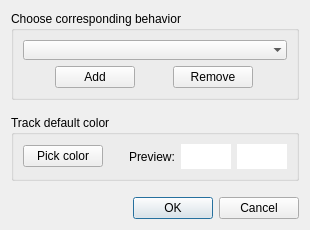
UmSenhorQualquer/pyforms, file pyforms/gui/Controls/ControlEventTimeline/TimelinePopupWindow.ui: the form before one commit.
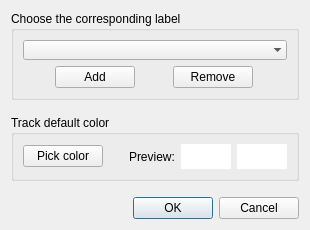
The form after the commit.

The edit to the form file:
```diff
--- a/pyforms/gui/Controls/ControlEventTimeline/TimelinePopupWindow.ui
+++ b/pyforms/gui/Controls/ControlEventTimeline/TimelinePopupWindow.ui
@@ -38,7 +38,7 @@
       <bool>false</bool>
      </property>
      <property name="title">
-      <string>Choose corresponding behavior</string>
+      <string>Choose the corresponding label</string>
      </property>
      <layout class="QVBoxLayout" name="verticalLayout_2">
       <item>
```
Left out of the diff: 3 changed lines with no effect on the pictures.
